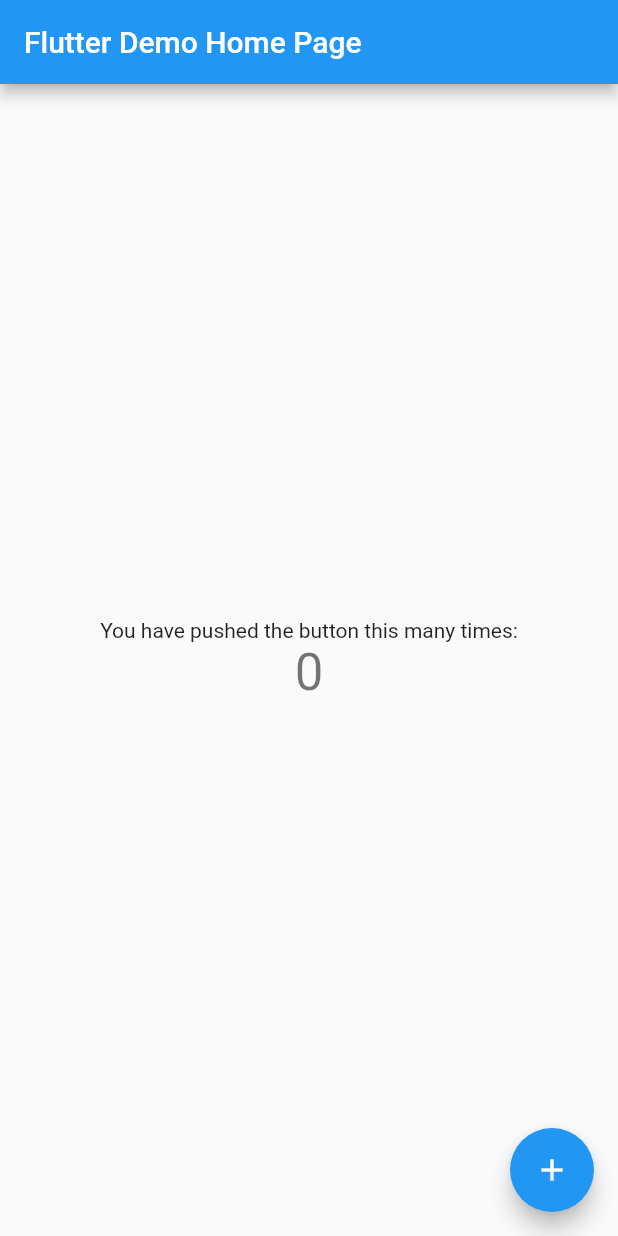
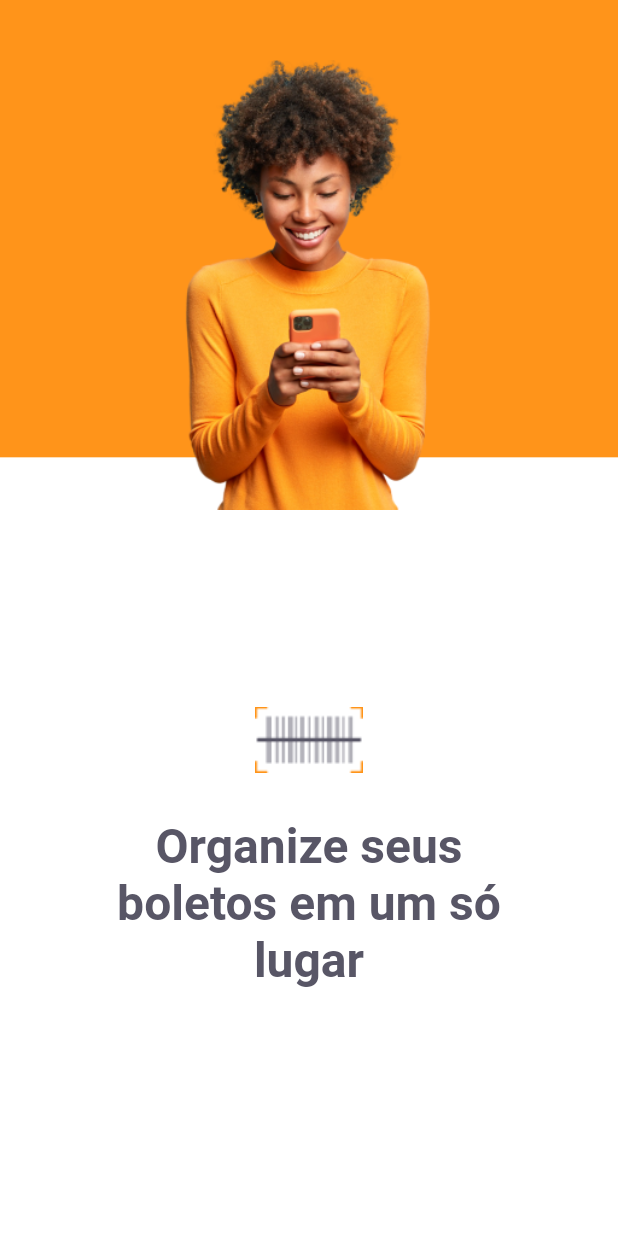
Before and after one commit to BrendaLorencon/NLW-06-Flutter, a Flutter app: the screen it shows after launch, on a phone screen of 412 x 824 dp. Run offline on Flutter 3.47's test engine with Material 2 defaults, Android fonts, the phone set to English and light mode, and no system bars; our stand-ins replace google_fonts.

Commit message:
Feito a tela Home e ininiciada a tela de Login

```diff
--- a/payflow/lib/main.dart
+++ b/payflow/lib/main.dart
@@ -1,113 +1,22 @@
 import 'package:flutter/material.dart';
+import 'package:payflow/modules/splash/splash_page.dart';
+import 'package:payflow/shared/themes/app_colors.dart';
+
+import 'modules/login/login_page.dart';
 
 void main() {
-  runApp(MyApp());
+  runApp(AppWidget());
 }
 
-class MyApp extends StatelessWidget {
+class AppWidget extends StatelessWidget {
   // This widget is the root of your application.
   @override
   Widget build(BuildContext context) {
     return MaterialApp(
-      title: 'Flutter Demo',
-      theme: ThemeData(
-        // This is the theme of your application.
-        //
-        // Try running your application with "flutter run". You'll see the
-        // application has a blue toolbar. Then, without quitting the app, try
-        // changing the primarySwatch below to Colors.green and then invoke
-        // "hot reload" (press "r" in the console where you ran "flutter run",
-        // or simply save your changes to "hot reload" in a Flutter IDE).
-        // Notice that the counter didn't reset back to zero; the application
-        // is not restarted.
-        primarySwatch: Colors.blue,
-      ),
-      home: MyHomePage(title: 'Flutter Demo Home Page'),
+      title: 'Pay Flow',
+      theme: ThemeData(primaryColor: AppColors.primary),
+      // home: SplashPage(),
+      home: LoginPage(),
     );
   }
 }
-
-class MyHomePage extends StatefulWidget {
-  MyHomePage({Key? key, required this.title}) : super(key: key);
-
-  // This widget is the home page of your application. It is stateful, meaning
-  // that it has a State object (defined below) that contains fields that affect
-  // how it looks.
-
-  // This class is the configuration for the state. It holds the values (in this
-  // case the title) provided by the parent (in this case the App widget) and
-  // used by the build method of the State. Fields in a Widget subclass are
-  // always marked "final".
-
-  final String title;
-
-  @override
-  _MyHomePageState createState() => _MyHomePageState();
-}
-
-class _MyHomePageState extends State<MyHomePage> {
-  int _counter = 0;
-
-  void _incrementCounter() {
-    setState(() {
-      // This call to setState tells the Flutter framework that something has
-      // changed in this State, which causes it to rerun the build method below
-      // so that the display can reflect the updated values. If we changed
-      // _counter without calling setState(), then the build method would not be
-      // called again, and so nothing would appear to happen.
-      _counter++;
-    });
-  }
-
-  @override
-  Widget build(BuildContext context) {
-    // This method is rerun every time setState is called, for instance as done
-    // by the _incrementCounter method above.
-    //
-    // The Flutter framework has been optimized to make rerunning build methods
-    // fast, so that you can just rebuild anything that needs updating rather
-    // than having to individually change instances of widgets.
-    return Scaffold(
-      appBar: AppBar(
-        // Here we take the value from the MyHomePage object that was created by
-        // the App.build method, and use it to set our appbar title.
-        title: Text(widget.title),
-      ),
-      body: Center(
-        // Center is a layout widget. It takes a single child and positions it
-        // in the middle of the parent.
-        child: Column(
-          // Column is also a layout widget. It takes a list of children and
-          // arranges them vertically. By default, it sizes itself to fit its
-          // children horizontally, and tries to be as tall as its parent.
-          //
-          // Invoke "debug painting" (press "p" in the console, choose the
-          // "Toggle Debug Paint" action from the Flutter Inspector in Android
-          // Studio, or the "Toggle Debug Paint" command in Visual Studio Code)
-          // to see the wireframe for each widget.
-          //
-          // Column has various properties to control how it sizes itself and
-          // how it positions its children. Here we use mainAxisAlignment to
-          // center the children vertically; the main axis here is the vertical
-          // axis because Columns are vertical (the cross axis would be
-          // horizontal).
-          mainAxisAlignment: MainAxisAlignment.center,
-          children: <Widget>[
-            Text(
-              'You have pushed the button this many times:',
-            ),
-            Text(
-              '$_counter',
-              style: Theme.of(context).textTheme.headline4,
-            ),
-          ],
-        ),
-      ),
-      floatingActionButton: FloatingActionButton(
-        onPressed: _incrementCounter,
-        tooltip: 'Increment',
-        child: Icon(Icons.add),
-      ), // This trailing comma makes auto-formatting nicer for build methods.
-    );
-  }
-}
--- /dev/null
+++ b/payflow/lib/modules/login/login_page.dart
@@ -0,0 +1,64 @@
+import 'package:flutter/material.dart';
+import 'package:payflow/shared/themes/app_colors.dart';
+import 'package:payflow/shared/themes/app_images.dart';
+import 'package:payflow/shared/themes/app_text_styles.dart';
+
+class LoginPage extends StatefulWidget {
+  const LoginPage({Key? key}) : super(key: key);
+
+  @override
+  _LoginPageState createState() => _LoginPageState();
+}
+
+class _LoginPageState extends State<LoginPage> {
+  @override
+  Widget build(BuildContext context) {
+    final size = MediaQuery.of(context).size;
+    return Scaffold(
+      backgroundColor: AppColors.background,
+      body: Container(
+        width: size.width,
+        height: size.height,
+        child: Stack(
+          children: [
+            Container(
+              width: size.width,
+              height: size.height * 0.37,
+              color: AppColors.primary,
+            ),
+            Positioned(
+                top: 40,
+                left: 0,
+                right: 0,
+                child: Image.asset(
+                  AppImages.person,
+                  width: 208,
+                  height: 300,
+                )),
+            Positioned(
+              bottom: size.height * 0.20,
+              left: 0,
+              right: 0,
+              child: Column(
+                mainAxisAlignment: MainAxisAlignment.center,
+                crossAxisAlignment: CrossAxisAlignment.center,
+                children: [
+                  Image.asset(AppImages.logomini),
+                  Padding(
+                    padding:
+                        const EdgeInsets.only(top: 30, left: 70, right: 70),
+                    child: Text(
+                      "Organize seus boletos em um só lugar",
+                      textAlign: TextAlign.center,
+                      style: TextStyles.titleHome,
+                    ),
+                  )
+                ],
+              ),
+            )
+          ],
+        ),
+      ),
+    );
+  }
+}
--- /dev/null
+++ b/payflow/lib/modules/splash/splash_page.dart
@@ -0,0 +1,20 @@
+import 'package:flutter/material.dart';
+import 'package:payflow/shared/themes/app_colors.dart';
+import 'package:payflow/shared/themes/app_images.dart';
+
+class SplashPage extends StatelessWidget {
+  const SplashPage({Key? key}) : super(key: key);
+
+  @override
+  Widget build(BuildContext context) {
+    return Scaffold(
+      backgroundColor: AppColors.background,
+      body: Stack(
+        children: [
+          Center(child: Image.asset(AppImages.union)),
+          Center(child: Image.asset(AppImages.logoFull)),
+        ],
+      ),
+    );
+  }
+}
```
Also changed, not shown: payflow/assets/images/google.png (renamed from payflow/assets/images/images/google.png), payflow/assets/images/logofull.png (renamed from payflow/assets/images/images/logofull.png), payflow/assets/images/logomini.png (renamed from payflow/assets/images/images/logomini.png), payflow/assets/images/person.png (renamed from payflow/assets/images/images/person.png), payflow/assets/images/union.png (renamed from payflow/assets/images/images/union.png), 1 other file.
